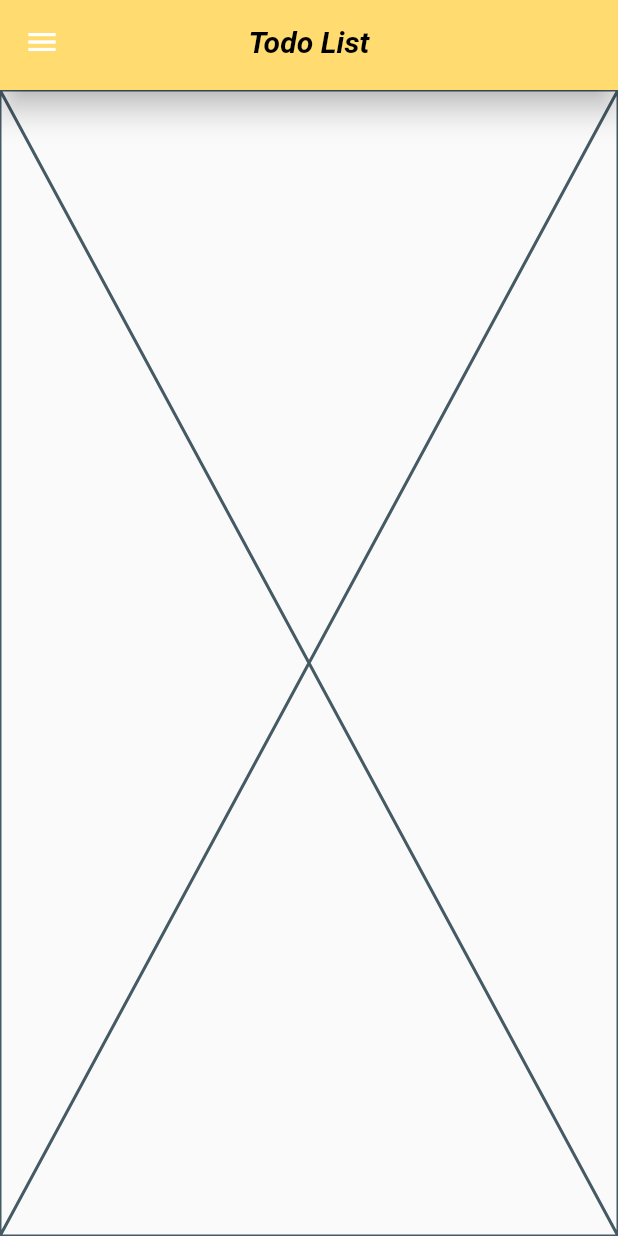
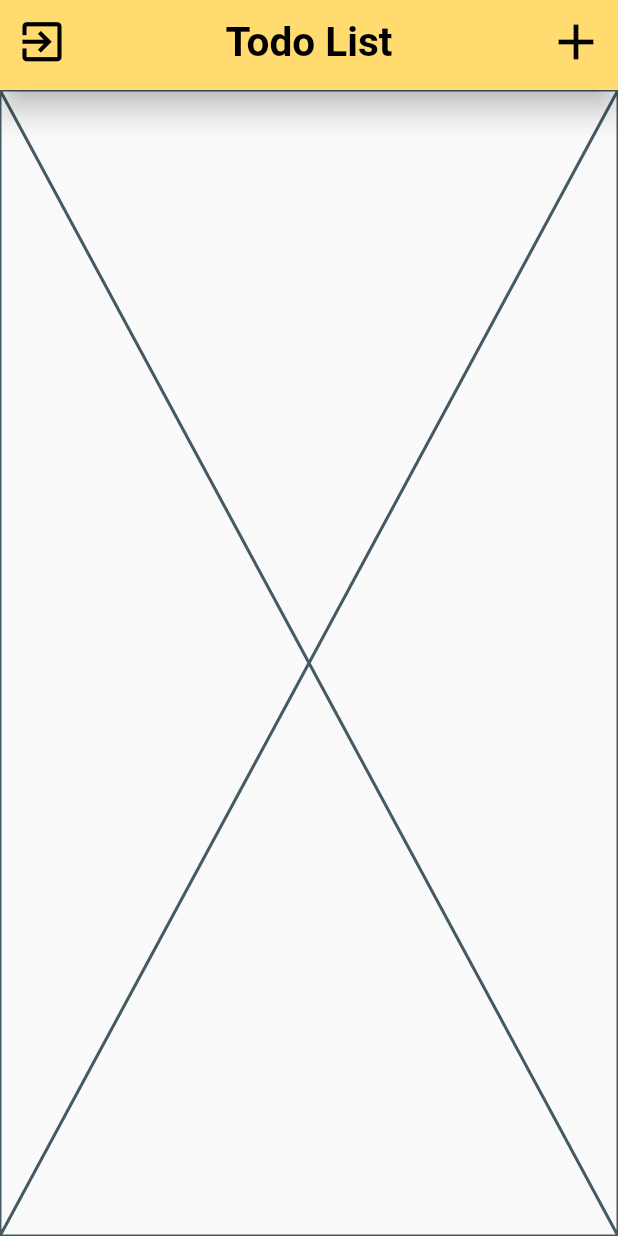
Before and after one commit to NikosRam/toDo, a Flutter app: the screen it shows after launch, on a phone screen of 412 x 824 dp. Run offline on Flutter 3.47's test engine with Material 2 defaults, Android fonts, the phone set to English and light mode, and no system bars.

Commit message:
finish primary appbar ui

```diff
--- a/frontend/lib/screens/todos_overview_screen.dart
+++ b/frontend/lib/screens/todos_overview_screen.dart
@@ -9,7 +9,6 @@ class ToDosOverviewScreen extends StatelessWidget {
   Widget build(BuildContext context) {
     return const Scaffold(
       appBar: PrimaryAppBar(),
-      drawer: Placeholder(),
       body: Placeholder(),
     );
   }
--- a/frontend/lib/widgets/primary_appbar.dart
+++ b/frontend/lib/widgets/primary_appbar.dart
@@ -13,12 +13,26 @@ class PrimaryAppBar extends StatelessWidget implements PreferredSizeWidget {
         style: TextStyle(
           color: Colors.black,
           fontWeight: FontWeight.w600,
-          fontStyle: FontStyle.italic,
+          fontSize: 27.0,
         ),
       ),
       centerTitle: true,
       elevation: 8,
       backgroundColor: const Color.fromARGB(255, 255, 219, 112),
+      leading: IconButton(
+        onPressed: () {},
+        icon: const Icon(Icons.exit_to_app),
+        color: Colors.black,
+        iconSize: 35,
+      ),
+      actions: [
+        IconButton(
+          onPressed: () {},
+          icon: const Icon(Icons.add),
+          color: Colors.black,
+          iconSize: 40,
+        ),
+      ],
     );
   }
 
```
